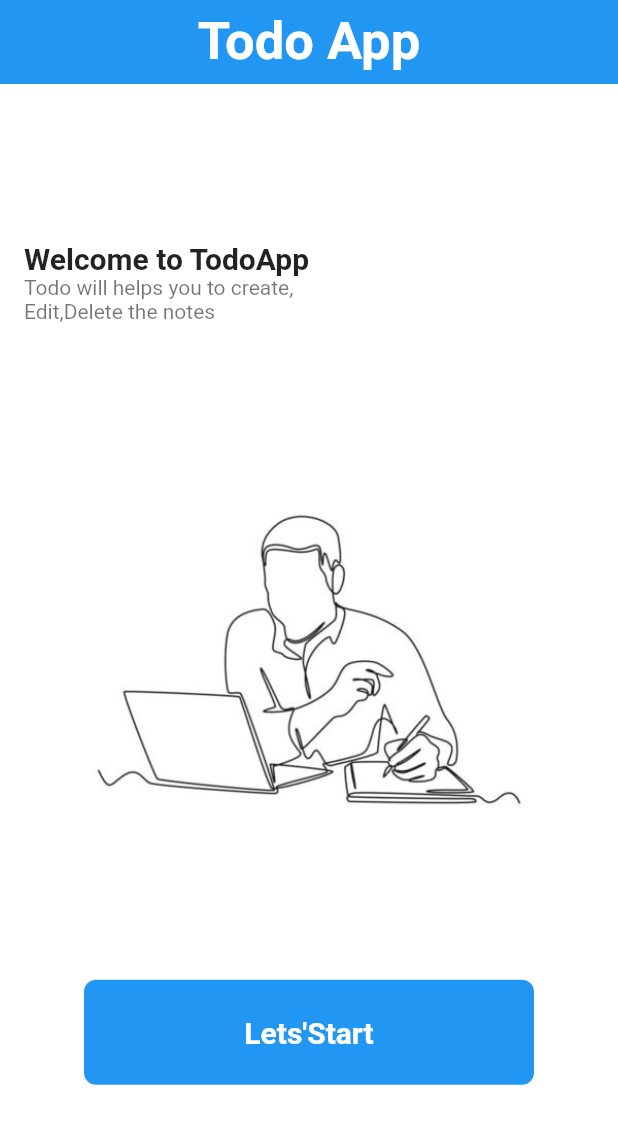
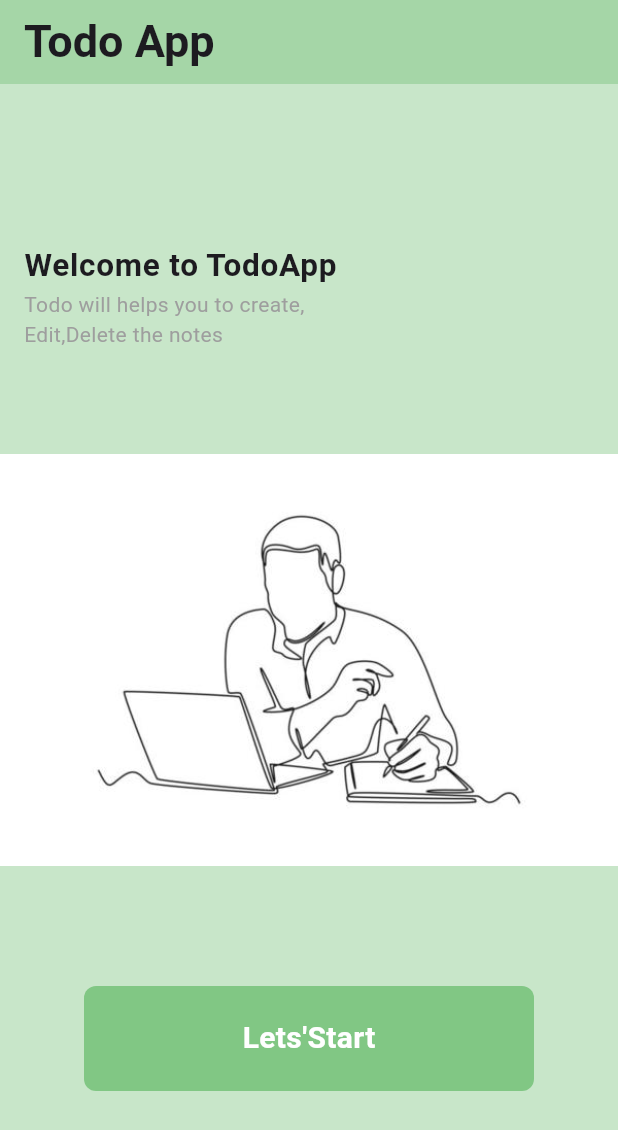
Before and after one commit to ASNoufal/Todoapp, a Flutter app: the screen it shows after launch, on a phone screen of 412 x 824 dp. Shown: the top 1130 px of the screen. Run offline on Flutter 3.47's test engine with Material 2 defaults, Android fonts, the light colour scheme and no system bars; our stand-ins replace flutter_slidable.

Commit message:
finish the project and updated the ui

```diff
--- a/lib/main.dart
+++ b/lib/main.dart
@@ -12,8 +12,11 @@ class MyApp extends StatelessWidget {
   Widget build(BuildContext context) {
     return MaterialApp(
       debugShowCheckedModeBanner: false,
-      theme: ThemeData.light(),
-      home: LetStartPage(),
+      theme: ThemeData(
+          primaryColor: Colors.green,
+          scaffoldBackgroundColor: Colors.green[100],
+          useMaterial3: true),
+      home: const LetStartPage(),
     );
   }
 }
--- a/lib/screens/letStartPage.dart
+++ b/lib/screens/letStartPage.dart
@@ -12,18 +12,14 @@ class _LetStartPageState extends State<LetStartPage> {
   @override
   Widget build(BuildContext context) {
     return Scaffold(
-      backgroundColor: Colors.white,
       appBar: AppBar(
-        title: Text(
-          'Todo App',
-          style: TextStyle(fontSize: 35, fontWeight: FontWeight.bold),
-        ),
-        centerTitle: true,
-        elevation: 0,
+        backgroundColor: Colors.green[200],
+        title: const Text('Todo App',
+            style: TextStyle(fontSize: 30, fontWeight: FontWeight.bold)),
       ),
       body: Container(
-        height: double.infinity,
-        width: double.infinity,
+        height: MediaQuery.of(context).size.height,
+        width: MediaQuery.of(context).size.width,
         decoration: const BoxDecoration(
           image: DecorationImage(
             image: AssetImage(
@@ -36,28 +32,29 @@ class _LetStartPageState extends State<LetStartPage> {
           children: [
             const ListTile(
               title: Text("Welcome to TodoApp",
-                  style: TextStyle(fontWeight: FontWeight.bold, fontSize: 20)),
+                  style: TextStyle(fontWeight: FontWeight.bold, fontSize: 21)),
               subtitle: Text(
                 'Todo will helps you to create,\nEdit,Delete the notes',
+                style: TextStyle(color: Colors.grey),
               ),
             ),
-            SizedBox(
+            const SizedBox(
               height: 30,
             ),
             Align(
               alignment: Alignment.bottomCenter,
               child: GestureDetector(
                 onTap: (() {
-                  Navigator.of(context).push(
-                      MaterialPageRoute(builder: ((context) => HomePage())));
+                  Navigator.of(context).push(MaterialPageRoute(
+                      builder: ((context) => const HomePage())));
                 }),
                 child: Container(
                   width: 300,
                   height: 70,
                   decoration: BoxDecoration(
-                      color: Colors.blue,
+                      color: Colors.green[300],
                       borderRadius: BorderRadius.circular(8)),
-                  child: Center(
+                  child: const Center(
                     child: Text(
                       "Lets'Start",
                       style: TextStyle(
```
Also changed, not shown: lib/screens/addnotes.dart (+27 -15 lines), lib/screens/homePage.dart (+35 -8 lines), lib/Model/dataModel.dart (deleted).
